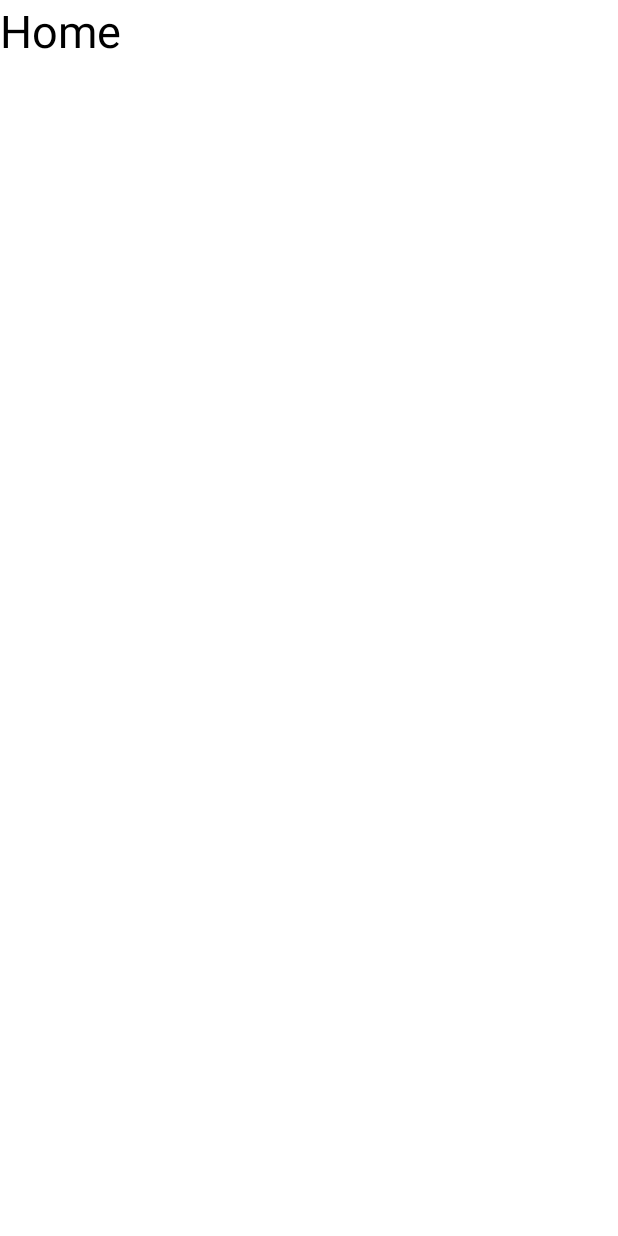
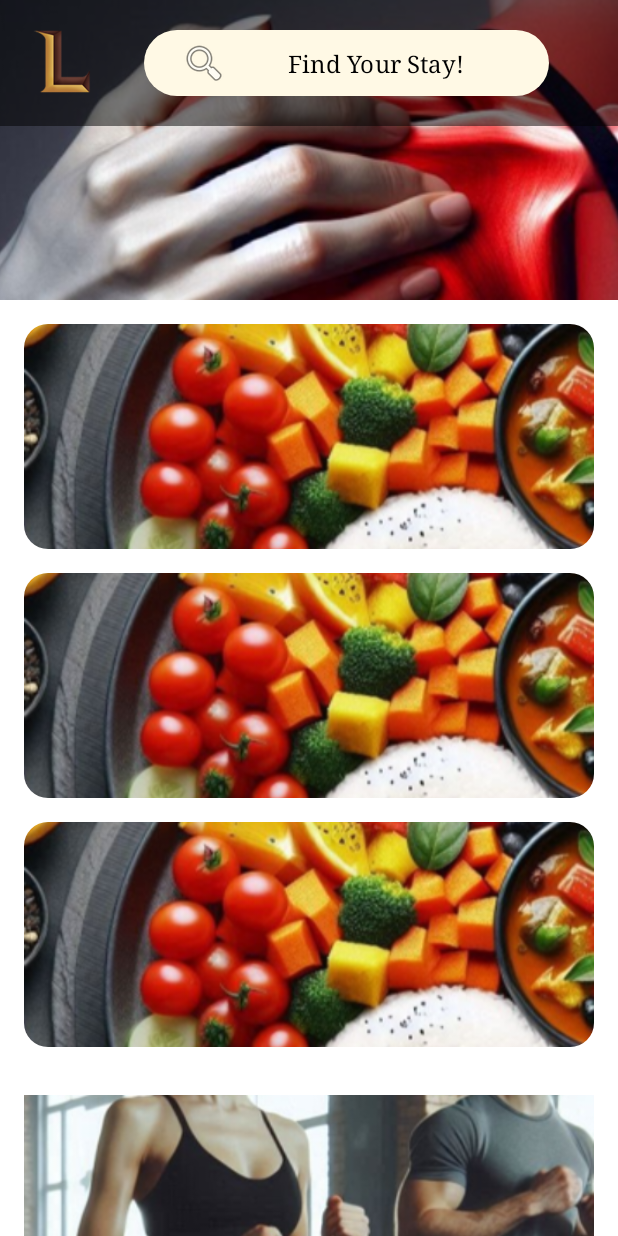
Before and after one commit to sadanah/luxevista-app, an Android app: the MainActivity screen opened directly, with no data from a screen before it, on a phone screen of 412 x 824 dp. Before the commit the screen is almost empty. Run offline under Robolectric (Android 15) with nearby library versions, the phone set to English and light mode, and no system bars.

Commit message:
Home layout - working recycler view

```diff
--- a/app/build.gradle.kts
+++ b/app/build.gradle.kts
@@ -40,4 +40,7 @@ dependencies {
     testImplementation(libs.junit)
     androidTestImplementation(libs.ext.junit)
     androidTestImplementation(libs.espresso.core)
+    implementation(libs.recyclerview)
+    implementation(libs.cardview)
+
 }
--- a/app/src/main/AndroidManifest.xml
+++ b/app/src/main/AndroidManifest.xml
@@ -30,8 +30,14 @@
 
         </activity>
         <activity
+            android:name=".HomeActivity">
+
+        </activity>
+        <activity
             android:name=".MainActivity">
         </activity>
+
+
 
 
     </application>
--- a/app/src/main/java/com/example/luxevista/LoginActivity.java
+++ b/app/src/main/java/com/example/luxevista/LoginActivity.java
@@ -66,7 +66,7 @@ public class LoginActivity extends AppCompatActivity {
                 // Check if username and password match the predefined values
                 if (username.equals("user") && password.equals("pass123")) {
                     // If they match, navigate to MainActivity
-                    Intent intent = new Intent(LoginActivity.this, MainActivity.class);
+                    Intent intent = new Intent(LoginActivity.this, HomeActivity.class);
                     startActivity(intent);
                     finish(); // Optional: Close the LoginActivity to prevent the user from returning to it
                 } else {
--- /dev/null
+++ b/app/src/main/res/drawable/rounded_corners.xml
@@ -0,0 +1,5 @@
+<shape xmlns:android="http://schemas.android.com/apk/res/android"
+    android:shape="rectangle">
+    <corners android:radius="16dp" /> <!-- 👈 Change the radius as you like -->
+    <solid android:color="@android:color/transparent" /> <!-- No background color -->
+</shape>
--- a/app/src/main/res/layout/home.xml
+++ b/app/src/main/res/layout/home.xml
@@ -4,11 +4,145 @@
     android:layout_height="match_parent"
     android:orientation="vertical">
 
-    <TextView
-        android:layout_width="wrap_content"
-        android:layout_height="wrap_content"
-        android:text="Home"
-        android:textSize="30sp">
-    </TextView>
+    <!-- Section with background image -->
+    <FrameLayout
+        android:layout_width="match_parent"
+        android:layout_height="200dp">
+
+        <ImageView
+            android:id="@+id/backgroundImage"
+            android:layout_width="match_parent"
+            android:layout_height="match_parent"
+            android:scaleType="centerCrop"
+            android:src="@drawable/offer2"/>
+
+        <LinearLayout
+            android:layout_width="match_parent"
+            android:layout_height="wrap_content"
+            android:orientation="horizontal"
+            android:padding="16dp"
+            android:background="#80000000">
+
+            <ImageView
+                android:id="@+id/profileButton"
+                android:layout_width="50dp"
+                android:layout_height="50dp"
+                android:src="@drawable/logo_icon"
+                android:background="?attr/selectableItemBackgroundBorderless"
+                android:scaleType="centerCrop"
+                android:contentDescription="Profile"
+                android:clickable="true"
+                android:focusable="true" />
+
+            <Button
+                android:layout_width="match_parent"
+                android:layout_height="wrap_content"
+                android:layout_marginHorizontal="30dp"
+                android:drawableLeft="@android:drawable/ic_menu_search"
+                android:text="Find Your Stay!"
+                android:textSize="16sp"
+                android:textColor="@color/black"
+                android:fontFamily="serif"/>
+
+        </LinearLayout>
+
+    </FrameLayout>
+
+    <!-- Scrollable content starts below -->
+    <androidx.core.widget.NestedScrollView
+        android:layout_width="match_parent"
+        android:layout_height="match_parent"
+        android:fillViewport="true">
+
+        <LinearLayout
+            android:layout_width="match_parent"
+            android:layout_height="wrap_content"
+            android:orientation="vertical">
+
+            <!--offers amd promo-->
+            <ImageView
+                android:id="@+id/imageOffers"
+                android:layout_width="match_parent"
+                android:layout_height="150dp"
+                android:layout_margin="16dp"
+                android:src="@drawable/offer1"
+                android:background="@drawable/rounded_corners"
+                android:scaleType="centerCrop"
+                android:clickable="true"
+                android:contentDescription="Offers and promotions"
+                android:clipToOutline="true" />
+
+            <!--browse rooms-->
+            <ImageView
+                android:id="@+id/imageBrowse"
+                android:layout_width="match_parent"
+                android:layout_height="150dp"
+                android:layout_marginHorizontal="16dp"
+                android:src="@drawable/offer1"
+                android:background="@drawable/rounded_corners"
+                android:scaleType="centerCrop"
+                android:clickable="true"
+                android:contentDescription="Offers and promotions"
+                android:clipToOutline="true" />
+
+            <!--facilities and services-->
+            <ImageView
+                android:id="@+id/imageFacilitiesServices"
+                android:layout_width="match_parent"
+                android:layout_height="150dp"
+                android:layout_margin="16dp"
+                android:src="@drawable/offer1"
+                android:background="@drawable/rounded_corners"
+                android:scaleType="centerCrop"
+                android:clickable="true"
+                android:contentDescription="Offers and promotions"
+                android:clipToOutline="true" />
+
+            <ImageView
+                android:id="@+id/imageAbout"
+                android:layout_width="match_parent"
+                android:layout_height="150dp"
+                android:layout_margin="16dp"
+                android:src="@drawable/offer3"
+                android:scaleType="centerCrop"
+                android:clickable="true"
+                android:contentDescription="About image"
+                android:clipToOutline="true" />
+
+            <TextView
+                android:layout_width="300dp"
+                android:layout_height="wrap_content"
+                android:layout_marginHorizontal="50dp"
+                android:text="Escape to a luxurious haven, where nature meets elegance."
+                android:textSize="18sp"
+                android:textColor="@color/black"
+                android:gravity="center"
+                android:fontFamily="serif" />
+
+            <TextView
+                android:layout_width="300dp"
+                android:layout_height="wrap_content"
+                android:layout_marginTop="50dp"
+                android:layout_marginBottom="16dp"
+                android:layout_marginHorizontal="50dp"
+                android:text="Testimonials"
+                android:textSize="28sp"
+                android:textStyle="bold"
+                android:textColor="@color/black"
+                android:gravity="center"
+                android:fontFamily="serif" />
+
+            <androidx.recyclerview.widget.RecyclerView
+                android:id="@+id/testimonialsSlider"
+                android:layout_width="match_parent"
+                android:layout_height="wrap_content"
+                android:layout_margin="16dp"
+                android:orientation="horizontal"/>
+
+
+
+        </LinearLayout>
+
+    </androidx.core.widget.NestedScrollView>
 
 </LinearLayout>
--- a/app/src/main/res/values/colors.xml
+++ b/app/src/main/res/values/colors.xml
@@ -5,6 +5,6 @@
     <color name="light_black">#4D4D4D</color>
     <color name="loginButtonColor">#BD7202</color>
     <color name="light_brown">#D1B298</color>
-    <color name="gold">#FFD700</color>
+    <color name="gold">#FFF9E5</color>
 
 </resources>
--- a/gradle/libs.versions.toml
+++ b/gradle/libs.versions.toml
@@ -7,6 +7,8 @@ appcompat = "1.7.0"
 material = "1.12.0"
 activity = "1.8.2"
 constraintlayout = "2.2.0"
+androidx_recyclerview = "1.2.1"
+androidx_cardview = "1.0.0"
 
 [libraries]
 junit = { group = "junit", name = "junit", version.ref = "junit" }
@@ -16,6 +18,8 @@ appcompat = { group = "androidx.appcompat", name = "appcompat", version.ref = "a
 material = { group = "com.google.android.material", name = "material", version.ref = "material" }
 activity = { group = "androidx.activity", name = "activity", version.ref = "activity" }
 constraintlayout = { group = "androidx.constraintlayout", name = "constraintlayout", version.ref = "constraintlayout" }
+recyclerview = { module = "androidx.recyclerview:recyclerview", version.ref = "androidx_recyclerview" }
+cardview = { module = "androidx.cardview:cardview", version.ref = "androidx_cardview" }
 
 [plugins]
 android-application = { id = "com.android.application", version.ref = "agp" }
```
Also changed, not shown: app/src/main/java/com/example/luxevista/HomeActivity.java (added, +62 -0 lines), app/src/main/java/com/example/luxevista/Testimonial.java (added, +19 -0 lines), app/src/main/java/com/example/luxevista/TestimonialsAdapter.java (added, +56 -0 lines), app/src/main/res/layout/testimonials_card.xml (added, +35 -0 lines), app/src/main/res/drawable/offer1.png (added), app/src/main/res/drawable/offer2.png (added), app/src/main/res/drawable/offer3.png (added).
